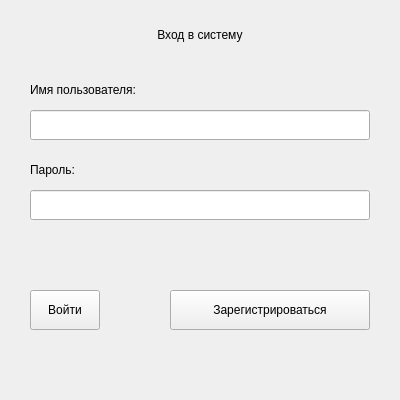
wauping/SOWA, file UI/login_window.ui: the form before one commit.
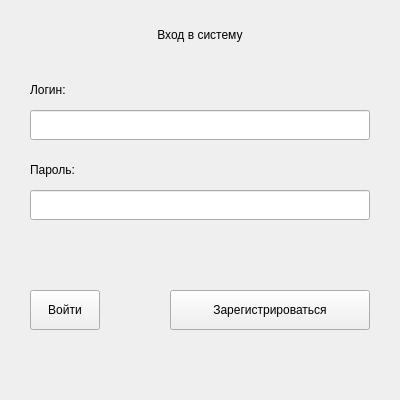
The form after the commit. Icons and pictures are not drawn.

Diff of the .ui file:
```diff
--- a/UI/login_window.ui
+++ b/UI/login_window.ui
@@ -60,7 +60,7 @@
      </rect>
     </property>
     <property name="text">
-     <string>Имя пользователя:</string>
+     <string>Логин:</string>
     </property>
    </widget>
    <widget class="QLineEdit" name="username_input">
```
Left out of the diff: 2 changed lines with no effect on the pictures.
